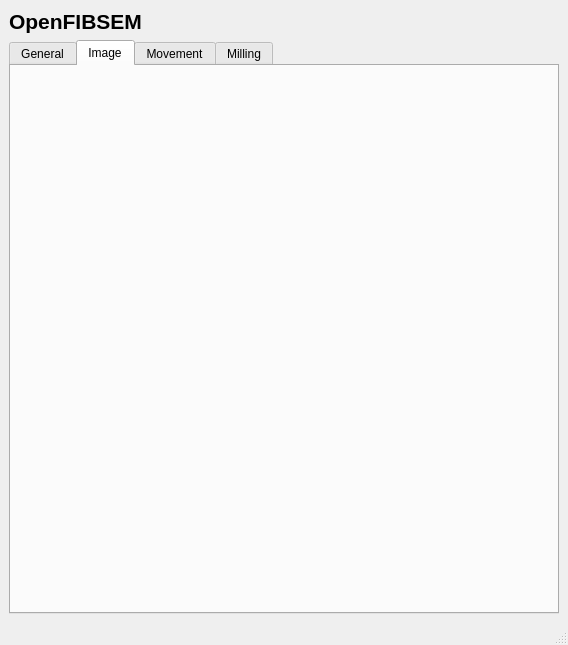
DeMarcoLab/fibsem, file fibsem/ui/qtdesigner_files/FibsemUI.ui: the form before one commit.
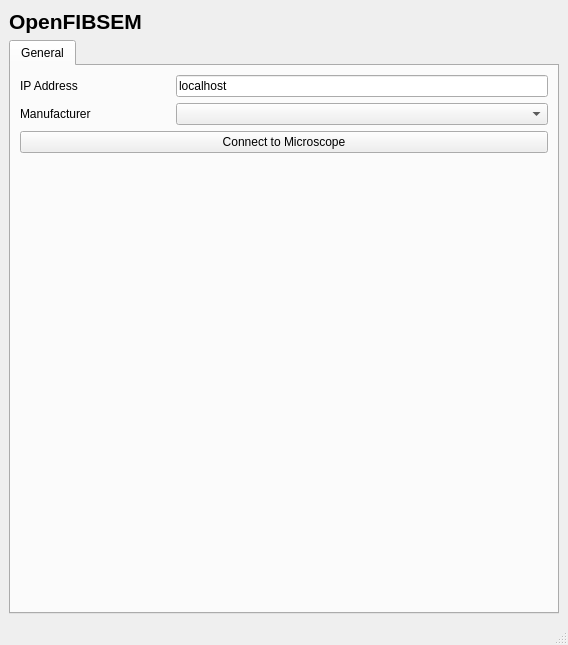
The form after the commit. The open tabs and pages were chosen to show the change.

Commit message: update widget add / remove

Patch:
```diff
--- a/fibsem/ui/qtdesigner_files/FibsemUI.ui
+++ b/fibsem/ui/qtdesigner_files/FibsemUI.ui
@@ -86,24 +86,6 @@
         </item>
        </layout>
       </widget>
-      <widget class="QWidget" name="imaging">
-       <attribute name="title">
-        <string>Image</string>
-       </attribute>
-       <layout class="QGridLayout" name="gridLayout_imaging_tab"/>
-      </widget>
-      <widget class="QWidget" name="movement">
-       <attribute name="title">
-        <string>Movement</string>
-       </attribute>
-       <layout class="QGridLayout" name="gridLayout_movement_tab"/>
-      </widget>
-      <widget class="QWidget" name="milling">
-       <attribute name="title">
-        <string>Milling</string>
-       </attribute>
-       <layout class="QGridLayout" name="gridLayout_milling_tab"/>
-      </widget>
      </widget>
     </item>
     <item row="0" column="0">
```
Left out of the diff: 2 changed lines with no effect on the pictures. The commit also changes 2 other files.
